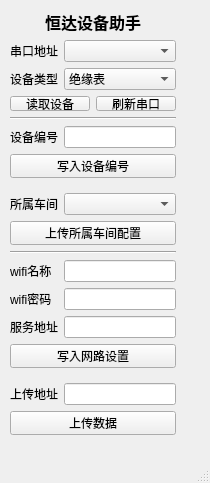
First picture: the form in ui/mian.ui, repository qiangxiazhanling/qt-demo, before the edit.
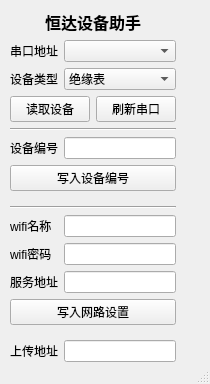
Second picture: the form after the edit.

The edit to the form file:
```diff
--- a/ui/mian.ui
+++ b/ui/mian.ui
@@ -7,7 +7,7 @@
     <x>0</x>
     <y>0</y>
     <width>210</width>
-    <height>483</height>
+    <height>384</height>
    </rect>
   </property>
   <property name="windowTitle">
@@ -77,11 +77,6 @@
             <string>绝缘表</string>
            </property>
           </item>
-          <item>
-           <property name="text">
-            <string>防干烧</string>
-           </property>
-          </item>
          </widget>
         </item>
         <item row="4" column="0" colspan="2">
@@ -126,68 +121,58 @@
           </property>
          </widget>
         </item>
-        <item row="8" column="0">
-         <widget class="QLabel" name="label_17">
-          <property name="text">
-           <string>所属车间</string>
+        <item row="7" column="0">
+         <widget class="Line" name="line_6">
+          <property name="orientation">
+           <enum>Qt::Horizontal</enum>
           </property>
          </widget>
         </item>
-        <item row="8" column="1">
-         <widget class="QComboBox" name="dept"/>
-        </item>
-        <item row="10" column="0" colspan="2">
-         <widget class="QPushButton" name="upload_dept">
-          <property name="text">
-           <string>上传所属车间配置</string>
-          </property>
-         </widget>
-        </item>
-        <item row="11" column="0" colspan="2">
+        <item row="9" column="0" colspan="2">
          <widget class="Line" name="line_4">
           <property name="orientation">
            <enum>Qt::Horizontal</enum>
           </property>
          </widget>
         </item>
-        <item row="12" column="0">
+        <item row="10" column="0">
          <widget class="QLabel" name="label_18">
           <property name="text">
            <string>wifi名称</string>
           </property>
          </widget>
         </item>
-        <item row="12" column="1">
+        <item row="10" column="1">
          <widget class="QLineEdit" name="wifi"/>
         </item>
-        <item row="13" column="0">
+        <item row="11" column="0">
          <widget class="QLabel" name="label_19">
           <property name="text">
            <string>wifi密码</string>
           </property>
          </widget>
         </item>
-        <item row="13" column="1">
+        <item row="11" column="1">
          <widget class="QLineEdit" name="wifi_pass"/>
         </item>
-        <item row="14" column="0">
+        <item row="12" column="0">
          <widget class="QLabel" name="label_20">
           <property name="text">
            <string>服务地址</string>
           </property>
          </widget>
         </item>
-        <item row="14" column="1">
+        <item row="12" column="1">
          <widget class="QLineEdit" name="tcp_ip"/>
         </item>
-        <item row="15" column="0" colspan="2">
+        <item row="13" column="0" colspan="2">
          <widget class="QPushButton" name="save_wifi">
           <property name="text">
            <string>写入网路设置</string>
           </property>
          </widget>
         </item>
-        <item row="16" column="0">
+        <item row="14" column="0">
          <widget class="Line" name="line_5">
           <property name="enabled">
            <bool>false</bool>
@@ -197,30 +182,23 @@
           </property>
          </widget>
         </item>
-        <item row="17" column="0">
+        <item row="15" column="0">
          <widget class="QLabel" name="label_3">
           <property name="text">
            <string>上传地址</string>
           </property>
          </widget>
         </item>
-        <item row="17" column="1">
+        <item row="15" column="1">
          <widget class="QLineEdit" name="upload_path"/>
         </item>
-        <item row="18" column="0" colspan="2">
+        <item row="16" column="0" colspan="2">
          <widget class="QPushButton" name="uploa_data">
           <property name="text">
            <string>上传数据</string>
           </property>
          </widget>
         </item>
-        <item row="7" column="0">
-         <widget class="Line" name="line_6">
-          <property name="orientation">
-           <enum>Qt::Horizontal</enum>
-          </property>
-         </widget>
-        </item>
        </layout>
       </item>
      </layout>
```
